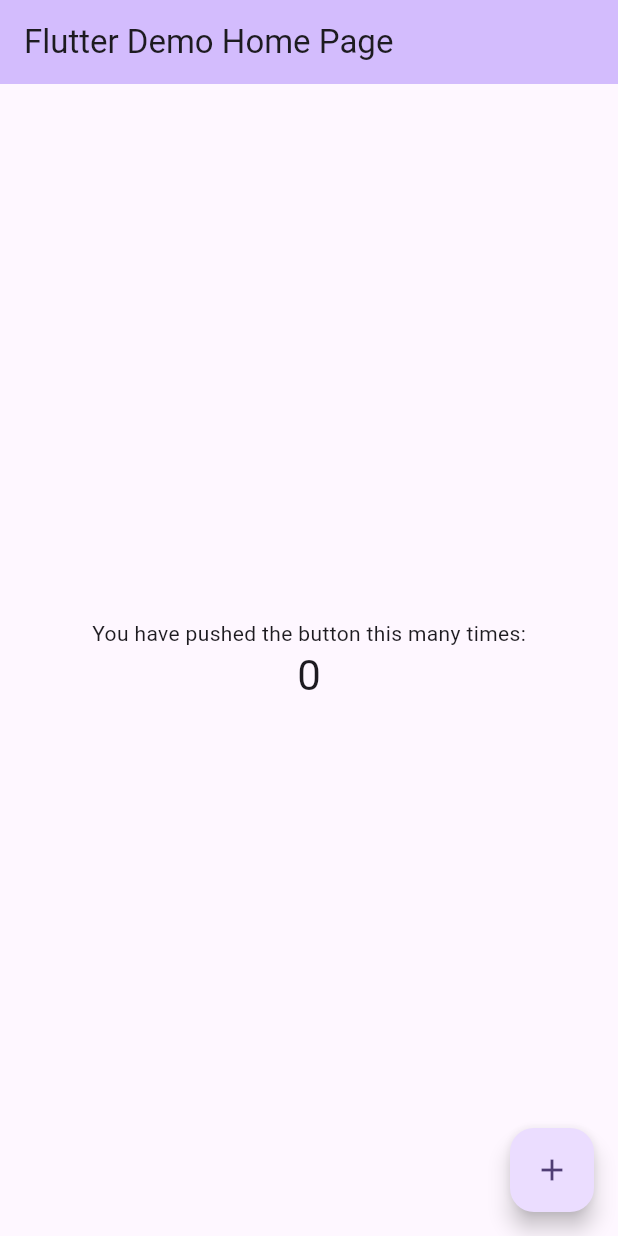
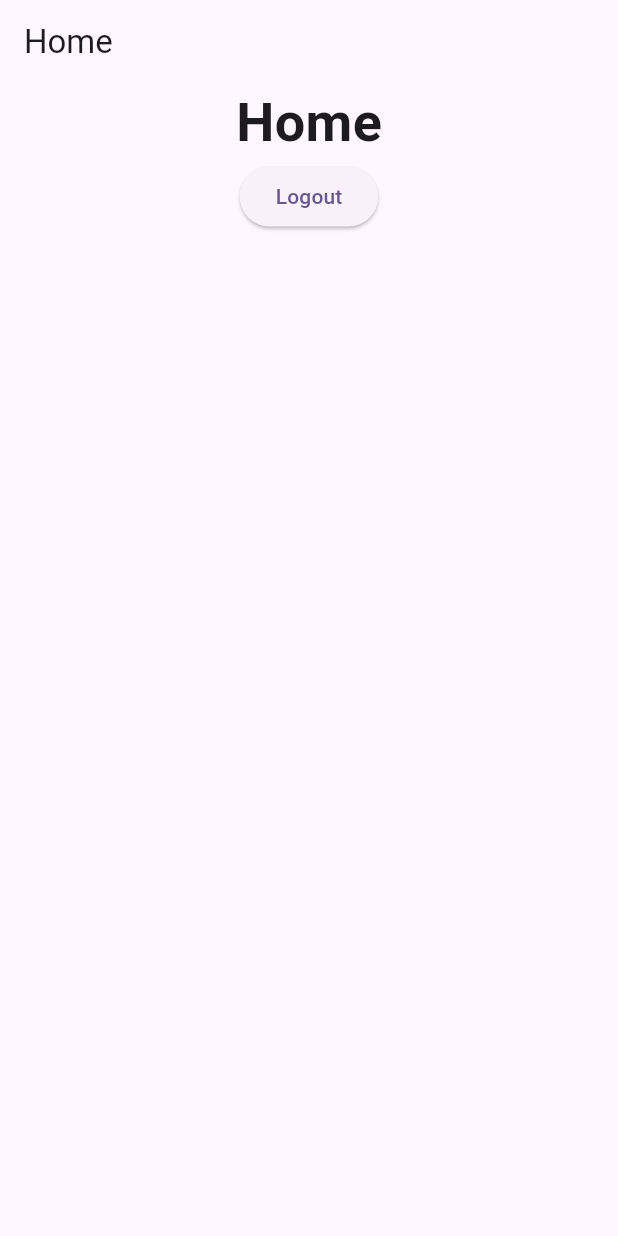
Before and after one commit to ManosUzan/Expense_Tracker, a Flutter app: the screen it shows after launch, on a phone screen of 412 x 824 dp. Run offline on Flutter 3.47's test engine with Material 3 defaults, Android fonts, the phone set to English and light mode, and no system bars; our stand-ins replace shared_preferences.

```diff
--- /dev/null
+++ b/lib/base/style/text_styles.dart
@@ -0,0 +1,8 @@
+import 'package:flutter/material.dart';
+
+class TypoStyles{
+  TextStyle kPageHeader =const TextStyle(
+    fontSize: 36,
+    fontWeight: FontWeight.bold
+  );
+}
--- a/lib/main.dart
+++ b/lib/main.dart
@@ -1,5 +1,5 @@
+import 'package:expense_tracker/screen/splash_screen.dart';
 import 'package:flutter/material.dart';
-
 void main() {
   runApp(const MyApp());
 }
@@ -11,115 +11,12 @@ class MyApp extends StatelessWidget {
   @override
   Widget build(BuildContext context) {
     return MaterialApp(
-      title: 'Flutter Demo',
+      title: 'Expense Tracker',
       theme: ThemeData(
-        // This is the theme of your application.
-        //
-        // TRY THIS: Try running your application with "flutter run". You'll see
-        // the application has a purple toolbar. Then, without quitting the app,
-        // try changing the seedColor in the colorScheme below to Colors.green
-        // and then invoke "hot reload" (save your changes or press the "hot
-        // reload" button in a Flutter-supported IDE, or press "r" if you used
-        // the command line to start the app).
-        //
-        // Notice that the counter didn't reset back to zero; the application
-        // state is not lost during the reload. To reset the state, use hot
-        // restart instead.
-        //
-        // This works for code too, not just values: Most code changes can be
-        // tested with just a hot reload.
         colorScheme: ColorScheme.fromSeed(seedColor: Colors.deepPurple),
         useMaterial3: true,
       ),
-      home: const MyHomePage(title: 'Flutter Demo Home Page'),
+      home: SplashScreen(),
     );
   }
 }
-
-class MyHomePage extends StatefulWidget {
-  const MyHomePage({super.key, required this.title});
-
-  // This widget is the home page of your application. It is stateful, meaning
-  // that it has a State object (defined below) that contains fields that affect
-  // how it looks.
-
-  // This class is the configuration for the state. It holds the values (in this
-  // case the title) provided by the parent (in this case the App widget) and
-  // used by the build method of the State. Fields in a Widget subclass are
-  // always marked "final".
-
-  final String title;
-
-  @override
-  State<MyHomePage> createState() => _MyHomePageState();
-}
-
-class _MyHomePageState extends State<MyHomePage> {
-  int _counter = 0;
-
-  void _incrementCounter() {
-    setState(() {
-      // This call to setState tells the Flutter framework that something has
-      // changed in this State, which causes it to rerun the build method below
-      // so that the display can reflect the updated values. If we changed
-      // _counter without calling setState(), then the build method would not be
-      // called again, and so nothing would appear to happen.
-      _counter++;
-    });
-  }
-
-  @override
-  Widget build(BuildContext context) {
-    // This method is rerun every time setState is called, for instance as done
-    // by the _incrementCounter method above.
-    //
-    // The Flutter framework has been optimized to make rerunning build methods
-    // fast, so that you can just rebuild anything that needs updating rather
-    // than having to individually change instances of widgets.
-    return Scaffold(
-      appBar: AppBar(
-        // TRY THIS: Try changing the color here to a specific color (to
-        // Colors.amber, perhaps?) and trigger a hot reload to see the AppBar
-        // change color while the other colors stay the same.
-        backgroundColor: Theme.of(context).colorScheme.inversePrimary,
-        // Here we take the value from the MyHomePage object that was created by
-        // the App.build method, and use it to set our appbar title.
-        title: Text(widget.title),
-      ),
-      body: Center(
-        // Center is a layout widget. It takes a single child and positions it
-        // in the middle of the parent.
-        child: Column(
-          // Column is also a layout widget. It takes a list of children and
-          // arranges them vertically. By default, it sizes itself to fit its
-          // children horizontally, and tries to be as tall as its parent.
-          //
-          // Column has various properties to control how it sizes itself and
-          // how it positions its children. Here we use mainAxisAlignment to
-          // center the children vertically; the main axis here is the vertical
-          // axis because Columns are vertical (the cross axis would be
-          // horizontal).
-          //
-          // TRY THIS: Invoke "debug painting" (choose the "Toggle Debug Paint"
-          // action in the IDE, or press "p" in the console), to see the
-          // wireframe for each widget.
-          mainAxisAlignment: MainAxisAlignment.center,
-          children: <Widget>[
-            const Text(
-              'You have pushed the button this many times:',
-            ),
-            Text(
-              '$_counter',
-              style: Theme.of(context).textTheme.headlineMedium,
-            ),
-          ],
-        ),
-      ),
-      floatingActionButton: FloatingActionButton(
-        onPressed: _incrementCounter,
-        tooltip: 'Increment',
-        child: const Icon(Icons.add),
-      ), // This trailing comma makes auto-formatting nicer for build methods.
-    );
-  }
-}
--- /dev/null
+++ b/lib/screen/landing/home_screen.dart
@@ -0,0 +1,39 @@
+import 'package:expense_tracker/base/style/text_styles.dart';
+import 'package:expense_tracker/screen/splash_screen.dart';
+import 'package:flutter/material.dart';
+import 'package:shared_preferences/shared_preferences.dart';
+
+class HomeScreen extends StatefulWidget {
+
+  @override
+  State<HomeScreen> createState() => _HomeScreenState();
+}
+
+class _HomeScreenState extends State<HomeScreen> {
+  Future<void> logoutUser() async{
+    print('inside');
+    final SharedPreferences prefs = await SharedPreferences.getInstance();
+    await prefs.setString('_TOKEN', '');
+    print('inside');
+    Navigator.of(context).pushReplacement(MaterialPageRoute(builder: (_)=>SplashScreen()));
+  }
+
+  @override
+  Widget build(BuildContext context) {
+    return Scaffold(
+      appBar: AppBar(
+        title: Text('Home')
+      ),
+      body: Container(
+        child: Column(
+          children: [
+            Center(
+              child: Text('Home', style: TypoStyles().kPageHeader,),
+            ),
+            ElevatedButton(onPressed: (){logoutUser();}, child: Text('Logout'))
+          ],
+        ),
+      )
+    );
+  }
+}
```
Also changed, not shown: lib/screen/auth/login_screen.dart (added, +136 -0 lines), lib/screen/splash_screen.dart (added, +54 -0 lines), pubspec.yaml (+8 -0 lines), lib/plugins/local_shared_preferences.dart (added), lib/screen/account/account_screen.dart (added), lib/screen/account/add_account_screen.dart (added), lib/screen/auth/signup_screen.dart (added), pubspec.lock, 5 other files.
